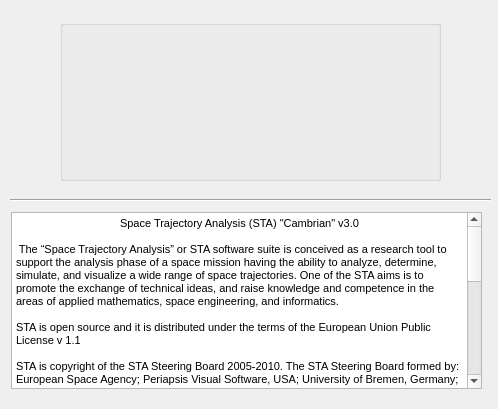
Dwarf-Planet-Project/SpaceDesignTool, file sta-src/Main/about.ui: the form before one commit.
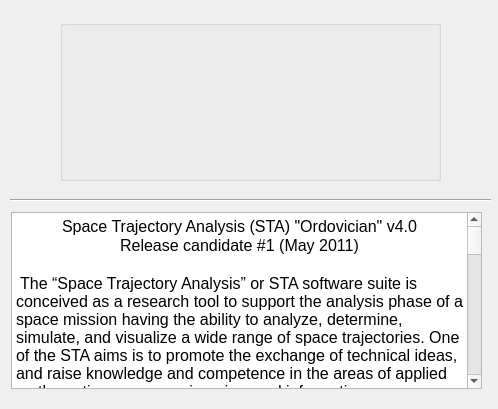
The form after the commit. Icons and pictures are not drawn.

Commit message: Updating the splash and ABOUT window for "Ordovician"

Diff of the .ui file:
```diff
--- a/sta-src/Main/about.ui
+++ b/sta-src/Main/about.ui
@@ -39,17 +39,18 @@
 &lt;html&gt;&lt;head&gt;&lt;meta name=&quot;qrichtext&quot; content=&quot;1&quot; /&gt;&lt;style type=&quot;text/css&quot;&gt;
 p, li { white-space: pre-wrap; }
 &lt;/style&gt;&lt;/head&gt;&lt;body style=&quot; font-family:'MS Shell Dlg 2'; font-size:8.25pt; font-weight:400; font-style:normal;&quot;&gt;
-&lt;p align=&quot;center&quot; style=&quot; margin-top:0px; margin-bottom:0px; margin-left:0px; margin-right:0px; -qt-block-indent:0; text-indent:0px;&quot;&gt;&lt;span style=&quot; font-size:8pt;&quot;&gt;Space Trajectory Analysis (STA) &amp;quot;Cambrian&amp;quot; v3.0&lt;/span&gt;&lt;/p&gt;
-&lt;p style=&quot;-qt-paragraph-type:empty; margin-top:0px; margin-bottom:0px; margin-left:0px; margin-right:0px; -qt-block-indent:0; text-indent:0px; font-size:8pt;&quot;&gt;&lt;/p&gt;
-&lt;p style=&quot; margin-top:0px; margin-bottom:0px; margin-left:0px; margin-right:0px; -qt-block-indent:0; text-indent:0px;&quot;&gt;&lt;span style=&quot; font-size:8pt;&quot;&gt; The “Space Trajectory Analysis” or STA software suite is conceived as a research tool to support the analysis phase of a space mission having the ability to analyze, determine, simulate, and visualize a wide range of space trajectories. One of the STA aims is to promote the exchange of technical ideas, and raise knowledge and competence in the areas of applied mathematics, space engineering, and informatics. &lt;/span&gt;&lt;/p&gt;
-&lt;p style=&quot;-qt-paragraph-type:empty; margin-top:0px; margin-bottom:0px; margin-left:0px; margin-right:0px; -qt-block-indent:0; text-indent:0px; font-size:8pt;&quot;&gt;&lt;/p&gt;
-&lt;p style=&quot; margin-top:0px; margin-bottom:0px; margin-left:0px; margin-right:0px; -qt-block-indent:0; text-indent:0px;&quot;&gt;&lt;span style=&quot; font-size:8pt;&quot;&gt;STA is open source and it is distributed under the terms of the European Union Public License v 1.1 &lt;/span&gt;&lt;/p&gt;
-&lt;p style=&quot;-qt-paragraph-type:empty; margin-top:0px; margin-bottom:0px; margin-left:0px; margin-right:0px; -qt-block-indent:0; text-indent:0px; font-size:8pt;&quot;&gt;&lt;/p&gt;
-&lt;p style=&quot; margin-top:0px; margin-bottom:0px; margin-left:0px; margin-right:0px; -qt-block-indent:0; text-indent:0px;&quot;&gt;&lt;span style=&quot; font-size:8pt;&quot;&gt;STA is copyright of the STA Steering Board 2005-2010. The STA Steering Board formed by: European Space Agency; Periapsis Visual Software, USA; University of Bremen, Germany; Technical University of Delft, The Netherlands; Instituto Superior Técnico, Lisbon, Portugal; University of Southampton, United Kingdom; Complutense University of Madrid, Spain; Univeristy of Coimbra, Portugal; University of Kent, United Kingdom; University of Birmingham, United Kingdom; University of Wuerzburg, Germany; Politecnico di Milano, Italy; Technical University of Madrid, Spain; Technical University of Catalonia, Spain; Institut Supérieur de L'Aéronautique et de l'Espace, Toulouse, France; Technical School of Aeronautics, Madrid, Spain; Von Karman Institute, Brussels, Belgium.&lt;/span&gt;&lt;/p&gt;
-&lt;p style=&quot;-qt-paragraph-type:empty; margin-top:0px; margin-bottom:0px; margin-left:0px; margin-right:0px; -qt-block-indent:0; text-indent:0px; font-size:8pt;&quot;&gt;&lt;/p&gt;
-&lt;p style=&quot; margin-top:0px; margin-bottom:0px; margin-left:0px; margin-right:0px; -qt-block-indent:0; text-indent:0px;&quot;&gt;&lt;span style=&quot; font-size:8pt;&quot;&gt;STA uses some open source libraries. Here is the list: STA uses the Independent JPEG Group libraries. STA uses the Eigen libraries. Eigen is a C++ template library for linear algebra that includes vectors, matrices, and related algorithms. STA is compatible with the NASA SPICE system for spacecraft and planetary information. SPICE was developed by Caltech/JPL under contract to NASA. STA uses VESTA code and VESTA data. In particular, STA uses VESTA rendering engine for the 3D view window. The STA star database is derived from the Tycho 2 star catalogue. STA uses Curveplot. Curveplot is a library for high precision plotting of piecewise cubic curves in OpenGL. It is distributed under the terms of the GNU Lesser Public License and is Copyright of Chris Laurel. STA uses OpenGL Extension Wrangler Library GLEW. For credits and authorship of this library, please read the README file inside the GLEW folder. STA uses the QwPlot3D programming library that provides 3D-widgets for plotting. The library is zlib licensed. QwPlot3D ic copyright of Michael Bieber.&lt;/span&gt;&lt;/p&gt;
-&lt;p style=&quot;-qt-paragraph-type:empty; margin-top:0px; margin-bottom:0px; margin-left:0px; margin-right:0px; -qt-block-indent:0; text-indent:0px; font-size:8pt;&quot;&gt;&lt;/p&gt;
-&lt;p style=&quot;-qt-paragraph-type:empty; margin-top:0px; margin-bottom:0px; margin-left:0px; margin-right:0px; -qt-block-indent:0; text-indent:0px; font-size:8pt;&quot;&gt;&lt;/p&gt;&lt;/body&gt;&lt;/html&gt;</string>
+&lt;p align=&quot;center&quot; style=&quot; margin-top:0px; margin-bottom:0px; margin-left:0px; margin-right:0px; -qt-block-indent:0; text-indent:0px;&quot;&gt;&lt;span style=&quot; font-size:12pt;&quot;&gt;Space Trajectory Analysis (STA) &amp;quot;Ordovician&amp;quot; v4.0&lt;/span&gt;&lt;/p&gt;
+&lt;p align=&quot;center&quot; style=&quot; margin-top:0px; margin-bottom:0px; margin-left:0px; margin-right:0px; -qt-block-indent:0; text-indent:0px;&quot;&gt;&lt;span style=&quot; font-size:12pt;&quot;&gt;Release candidate #1 (May 2011)&lt;/span&gt;&lt;/p&gt;
+&lt;p style=&quot;-qt-paragraph-type:empty; margin-top:0px; margin-bottom:0px; margin-left:0px; margin-right:0px; -qt-block-indent:0; text-indent:0px; font-size:12pt;&quot;&gt;&lt;/p&gt;
+&lt;p style=&quot; margin-top:0px; margin-bottom:0px; margin-left:0px; margin-right:0px; -qt-block-indent:0; text-indent:0px;&quot;&gt;&lt;span style=&quot; font-size:12pt;&quot;&gt; The “Space Trajectory Analysis” or STA software suite is conceived as a research tool to support the analysis phase of a space mission having the ability to analyze, determine, simulate, and visualize a wide range of space trajectories. One of the STA aims is to promote the exchange of technical ideas, and raise knowledge and competence in the areas of applied mathematics, space engineering, and informatics. &lt;/span&gt;&lt;/p&gt;
+&lt;p style=&quot;-qt-paragraph-type:empty; margin-top:0px; margin-bottom:0px; margin-left:0px; margin-right:0px; -qt-block-indent:0; text-indent:0px; font-size:12pt;&quot;&gt;&lt;/p&gt;
+&lt;p style=&quot; margin-top:0px; margin-bottom:0px; margin-left:0px; margin-right:0px; -qt-block-indent:0; text-indent:0px;&quot;&gt;&lt;span style=&quot; font-size:12pt;&quot;&gt;STA is open source and it is distributed under the terms of the European Union Public License v 1.1 &lt;/span&gt;&lt;/p&gt;
+&lt;p style=&quot;-qt-paragraph-type:empty; margin-top:0px; margin-bottom:0px; margin-left:0px; margin-right:0px; -qt-block-indent:0; text-indent:0px; font-size:12pt;&quot;&gt;&lt;/p&gt;
+&lt;p style=&quot; margin-top:0px; margin-bottom:0px; margin-left:0px; margin-right:0px; -qt-block-indent:0; text-indent:0px;&quot;&gt;&lt;span style=&quot; font-size:12pt;&quot;&gt;STA is copyright of the STA Steering Board 2005-2010. The STA Steering Board formed by: European Space Agency; Periapsis Visual Software, USA; University of Bremen, Germany; Technical University of Delft, The Netherlands; Instituto Superior Técnico, Lisbon, Portugal; University of Southampton, United Kingdom; Complutense University of Madrid, Spain; Univeristy of Coimbra, Portugal; University of Kent, United Kingdom; University of Birmingham, United Kingdom; University of Wuerzburg, Germany; Politecnico di Milano, Italy; Technical University of Madrid, Spain; Technical University of Catalonia, Spain; Institut Supérieur de L'Aéronautique et de l'Espace, Toulouse, France; Technical School of Aeronautics, Madrid, Spain; Von Karman Institute, Brussels, Belgium, Engenio, Dinamica.&lt;/span&gt;&lt;/p&gt;
+&lt;p style=&quot;-qt-paragraph-type:empty; margin-top:0px; margin-bottom:0px; margin-left:0px; margin-right:0px; -qt-block-indent:0; text-indent:0px; font-size:12pt;&quot;&gt;&lt;/p&gt;
+&lt;p style=&quot; margin-top:0px; margin-bottom:0px; margin-left:0px; margin-right:0px; -qt-block-indent:0; text-indent:0px;&quot;&gt;&lt;span style=&quot; font-size:12pt;&quot;&gt;STA uses some open source libraries. Here is the list: STA uses the Independent JPEG Group libraries. STA uses the Eigen libraries. Eigen is a C++ template library for linear algebra that includes vectors, matrices, and related algorithms. STA is compatible with the NASA SPICE system for spacecraft and planetary information. SPICE was developed by Caltech/JPL under contract to NASA. STA uses VESTA code and VESTA data. In particular, STA uses VESTA rendering engine for the 3D view window. The STA star database is derived from the Tycho 2 star catalogue. STA uses Curveplot. Curveplot is a library for high precision plotting of piecewise cubic curves in OpenGL. It is distributed under the terms of the GNU Lesser Public License and is Copyright of Chris Laurel. STA uses OpenGL Extension Wrangler Library GLEW. For credits and authorship of this library, please read the README file inside the GLEW folder. STA uses the QwPlot3D programming library that provides 3D-widgets for plotting. The library is zlib licensed. QwPlot3D ic copyright of Michael Bieber. STA uses portions of the QtiPlot code which is copirighted by Ion Vasilief.&lt;/span&gt;&lt;/p&gt;
+&lt;p style=&quot;-qt-paragraph-type:empty; margin-top:0px; margin-bottom:0px; margin-left:0px; margin-right:0px; -qt-block-indent:0; text-indent:0px; font-size:12pt;&quot;&gt;&lt;/p&gt;
+&lt;p style=&quot;-qt-paragraph-type:empty; margin-top:0px; margin-bottom:0px; margin-left:0px; margin-right:0px; -qt-block-indent:0; text-indent:0px; font-size:12pt;&quot;&gt;&lt;/p&gt;&lt;/body&gt;&lt;/html&gt;</string>
    </property>
   </widget>
   <widget class="Line" name="line">
```
The commit also changes 2 other files.
